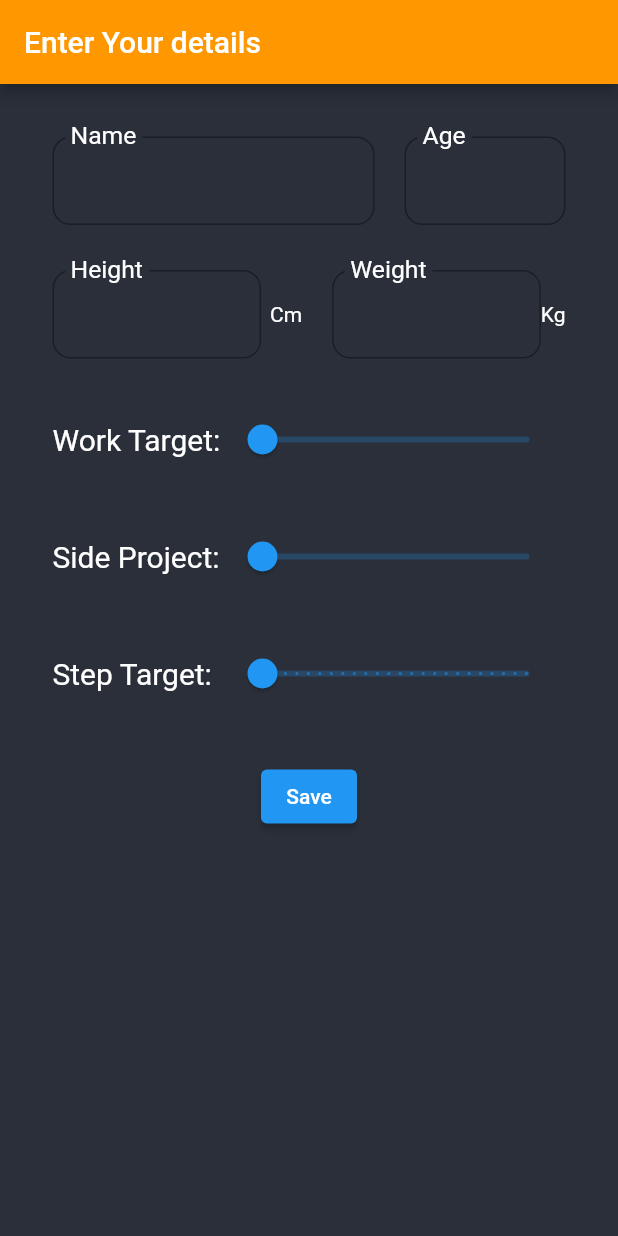
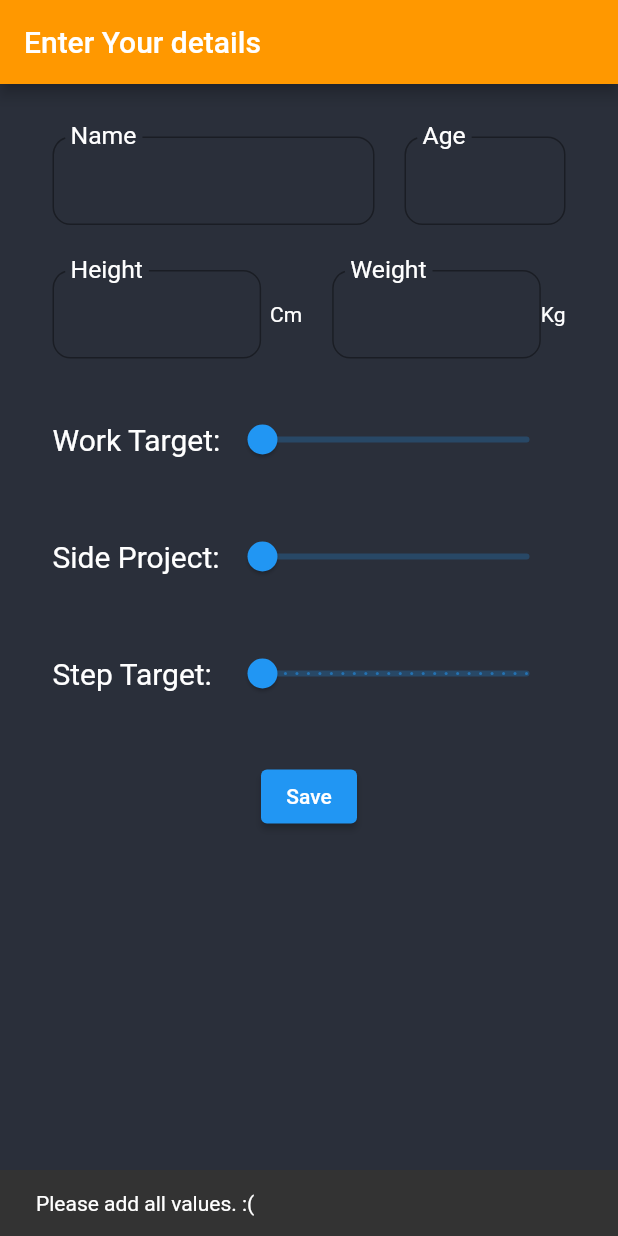
Before and after one commit to Nikhil-Soni-21/42_Null-Void, a Flutter app: the screen it shows after launch, after a tap on "Save", on a phone screen of 412 x 824 dp. Run offline on Flutter 3.47's test engine with Material 2 defaults, Android fonts, the phone set to English and light mode, and no system bars; our stand-ins replace carousel_slider, liquid_progress_indicator, pedometer, rive, shared_preferences, shimmer; missing offline and left inert: cron; network calls fail.

Commit message:
user details backend added

```diff
--- a/lib/views/input_user.dart
+++ b/lib/views/input_user.dart
@@ -1,5 +1,9 @@
 import 'package:flutter/material.dart';
+import 'package:shared_preferences/shared_preferences.dart';
+import 'package:tracker_app/views/character_selection.dart';
 import 'package:tracker_app/views/formWidgets.dart';
+
+import 'dashboard.dart';
 
 class inputUser extends StatefulWidget {
   const inputUser({Key? key}) : super(key: key);
@@ -97,7 +101,7 @@ class _inputUserState extends State<inputUser> {
                     Expanded(
                       flex: 4,
                       child: Slider(
-                          label: sideProjectSliderValue.toString()+ " Hrs",
+                          label: _workSliderValue.toString() + " Hrs",
                           value: _workSliderValue,
                           min: 0,
                           max: 8,
@@ -128,7 +132,7 @@ class _inputUserState extends State<inputUser> {
                     Expanded(
                       flex: 4,
                       child: Slider(
-                        label: sideProjectSliderValue.toString()+ " Hrs",
+                          label: sideProjectSliderValue.toString() + " Hrs",
                           value: sideProjectSliderValue,
                           min: 0,
                           max: 8,
@@ -159,7 +163,10 @@ class _inputUserState extends State<inputUser> {
                     Expanded(
                       flex: 4,
                       child: Slider(
-                        label: double.parse(stepTargetSliderValue.toStringAsFixed(0)).toInt().toString(),
+                          label: double.parse(
+                                  stepTargetSliderValue.toStringAsFixed(0))
+                              .toInt()
+                              .toString(),
                           value: stepTargetSliderValue,
                           min: 1000,
                           max: 24000,
@@ -178,7 +185,11 @@ class _inputUserState extends State<inputUser> {
                 Row(
                   mainAxisAlignment: MainAxisAlignment.center,
                   children: [
-                    ElevatedButton(onPressed: () {}, child: Text("Save"))
+                    ElevatedButton(
+                        onPressed: () {
+                          saveData();
+                        },
+                        child: Text("Save"))
                   ],
                 )
               ],
@@ -209,4 +220,48 @@ class _inputUserState extends State<inputUser> {
     if (val == null || val.length == 0) return "Weight cannot be empty";
     return null;
   }
+
+  Future<void> saveData() async {
+    if (NameController.text == "" &&
+        AgeController.text == "" &&
+        HeightController.text == "" &&
+        WeightController.text == "") {
+      ScaffoldMessenger.of(context).showSnackBar(
+        SnackBar(
+          content: Text("Please add all values. :("),
+        ),
+      );
+      return;
+    }
+
+    SharedPreferences prefs = await SharedPreferences.getInstance();
+    prefs.setString("userName", NameController.text);
+    prefs.setString("userAge", AgeController.text);
+    prefs.setString("userHeight", HeightController.text);
+    prefs.setString("userWeight", WeightController.text);
+
+    prefs.setInt("Work_goal", hoursToMilliseconds(_workSliderValue));
+    prefs.setInt(
+        "Side Project_goal", hoursToMilliseconds(sideProjectSliderValue));
+    prefs.setDouble("Step_goal", stepTargetSliderValue);
+
+    ScaffoldMessenger.of(context).showSnackBar(
+      SnackBar(
+        content: Text("Values Saved Successfully"),
+      ),
+    );
+
+    Navigator.push(
+        context, MaterialPageRoute(builder: (context) => characterSelection()));
+  }
+
+  int hoursToMilliseconds(double val) {
+    int res = 0;
+    res += int.parse(val.toString().split('.')[0]) * 3600000;
+    if (int.parse(val.toString().split('.')[1]) != 0) {
+      res += int.parse(val.toString().split('.')[1]) * 60 * 60000;
+    }
+    print("RES: $res");
+    return res;
+  }
 }
```
Also changed, not shown: lib/repos/storage_api.dart (+9 -3 lines).
